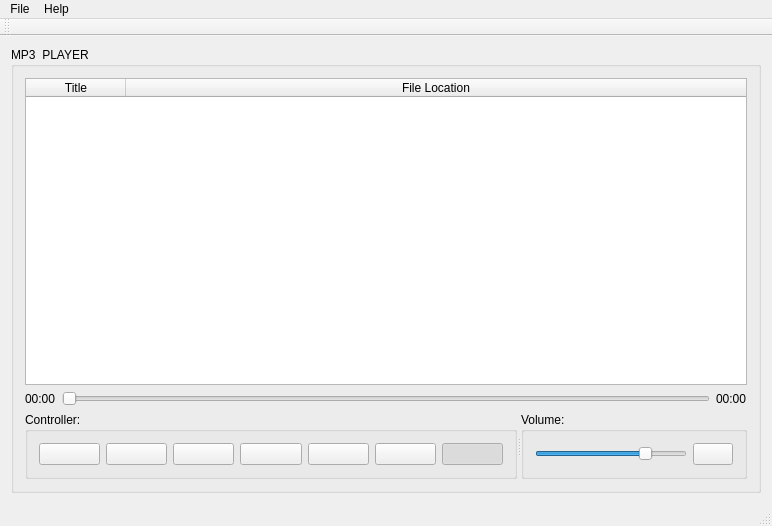
Above: Music Player/GUI/mainwindow.ui from jairoaguilarts/Music-Player before the change. Below: the same form after it.
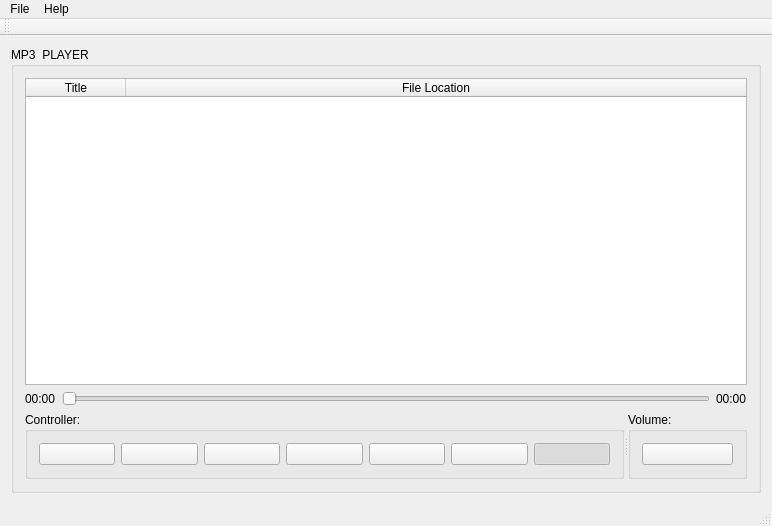
That is the form after the change. Icons and pictures are not drawn.

Commit message: Eliminando slider de volumen

Patch:
```diff
--- a/Music Player/GUI/mainwindow.ui
+++ b/Music Player/GUI/mainwindow.ui
@@ -270,19 +270,6 @@
            <string>Volume:</string>
           </property>
           <layout class="QHBoxLayout" name="horizontalLayout">
-           <item>
-            <widget class="QSlider" name="VolumeSlider">
-             <property name="maximum">
-              <number>100</number>
-             </property>
-             <property name="value">
-              <number>75</number>
-             </property>
-             <property name="orientation">
-              <enum>Qt::Horizontal</enum>
-             </property>
-            </widget>
-           </item>
            <item>
             <widget class="QPushButton" name="btnMute">
              <property name="text">
```
Left out of the diff: 2 changed lines with no effect on the pictures. The commit also changes 1 other file.
